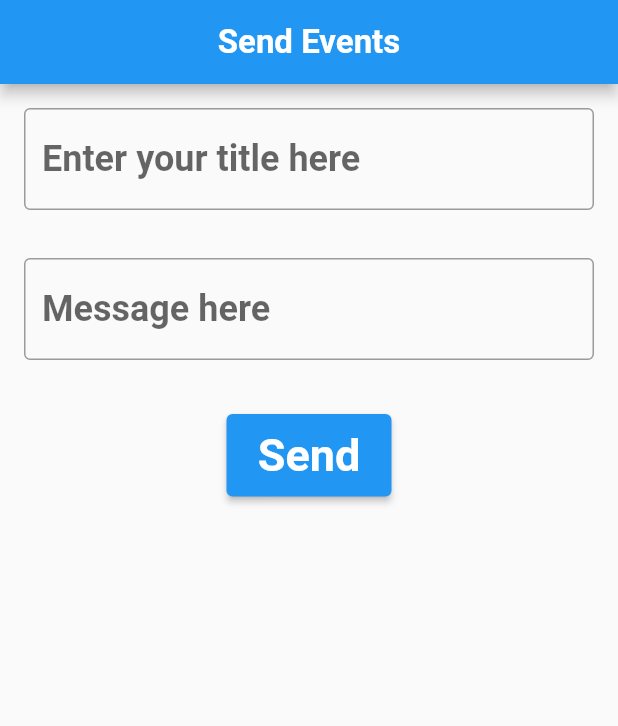
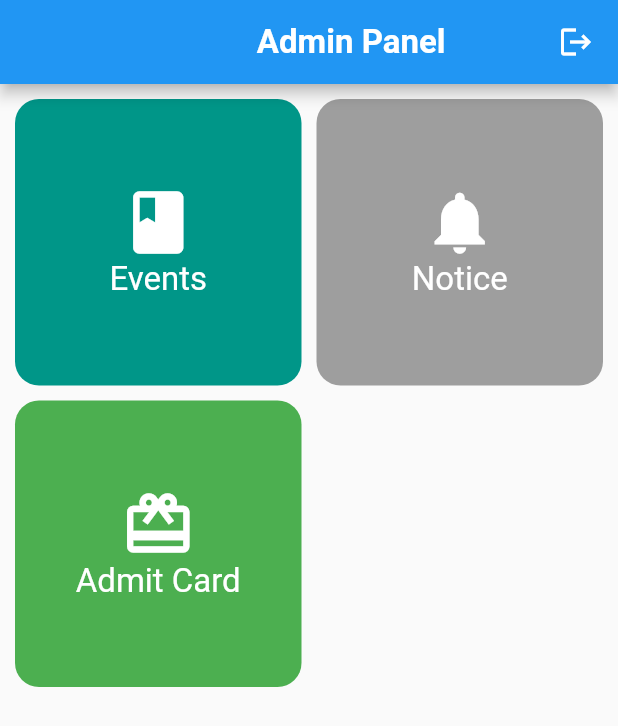
Before and after one commit to SaileshRokaya/ANS, a Flutter app: the screen it shows after launch, on a phone screen of 412 x 824 dp. Shown: the top 726 px of the screen. Run offline on Flutter 3.47's test engine with Material 2 defaults, Android fonts, the phone set to English and light mode, and no system bars; our stand-ins replace carousel_slider, cloud_firestore, firebase_auth, firebase_core, fluttertoast; accounts and stored records are empty.

Commit message:
new files in admin panel

```diff
--- /dev/null
+++ b/lib/admin/admin_grid.dart
@@ -0,0 +1,118 @@
+// ignore_for_file: prefer_const_constructors, prefer_const_literals_to_create_immutables
+
+import 'package:ans/admin/admin_events.dart';
+import 'package:ans/admin/admin_notice.dart';
+import 'package:ans/views/account.dart';
+import 'package:ans/views/attendance.dart';
+import 'package:ans/views/events.dart';
+import 'package:ans/views/myroutine.dart';
+import 'package:flutter/material.dart';
+import 'package:ans/views/mysubject.dart';
+
+class AdminGrid extends StatefulWidget {
+  const AdminGrid({Key? key}) : super(key: key);
+
+  @override
+  State<AdminGrid> createState() => _AdminGridState();
+}
+
+class _AdminGridState extends State<AdminGrid> {
+  @override
+  Widget build(BuildContext context) {
+    return GridView(
+      gridDelegate: SliverGridDelegateWithFixedCrossAxisCount(
+          crossAxisCount: 2, mainAxisSpacing: 10, crossAxisSpacing: 10),
+      children: [
+        // Events container
+        InkWell(
+          child: Container(
+            child: Column(
+              mainAxisAlignment: MainAxisAlignment.center,
+              // ignore: prefer_const_literals_to_create_immutables
+              children: [
+                Icon(
+                  Icons.book,
+                  size: 50,
+                  color: Colors.white,
+                ),
+                Text(
+                  "Events",
+                  style: TextStyle(fontSize: 22, color: Colors.white),
+                )
+              ],
+            ),
+            decoration: BoxDecoration(
+              borderRadius: BorderRadius.circular(16),
+              color: Colors.teal,
+            ),
+          ),
+
+          // Ontap function is here
+          onTap: () {
+            Navigator.push(context,
+                MaterialPageRoute(builder: (context) => AdminEventPage()));
+          },
+        ),
+
+        // Notice container
+        InkWell(
+          child: Container(
+            child: Column(
+              mainAxisAlignment: MainAxisAlignment.center,
+              // ignore: prefer_const_literals_to_create_immutables
+              children: [
+                Icon(
+                  Icons.notifications,
+                  size: 50,
+                  color: Colors.white,
+                ),
+                Text(
+                  "Notice",
+                  style: TextStyle(fontSize: 22, color: Colors.white),
+                )
+              ],
+            ),
+            decoration: BoxDecoration(
+              borderRadius: BorderRadius.circular(16),
+              color: Colors.grey,
+            ),
+          ),
+
+          // Ontap function is here
+          onTap: () {
+            Navigator.push(context,
+                MaterialPageRoute(builder: (context) => AdminNoticePage()));
+          },
+        ),
+
+        // Admit card container
+        InkWell(
+          child: Container(
+            child: Column(
+              mainAxisAlignment: MainAxisAlignment.center,
+              children: [
+                Icon(
+                  Icons.card_giftcard,
+                  size: 50,
+                  color: Colors.white,
+                ),
+                Text(
+                  "Admit Card",
+                  style: TextStyle(fontSize: 22, color: Colors.white),
+                ),
+              ],
+            ),
+            decoration: BoxDecoration(
+              borderRadius: BorderRadius.circular(16),
+              color: Colors.green,
+            ),
+          ),
+          onTap: () {
+            Navigator.push(context,
+                MaterialPageRoute(builder: (context) => SubjectPage()));
+          },
+        ),
+      ],
+    );
+  }
+}
--- a/lib/admin/admin_notice.dart
+++ b/lib/admin/admin_notice.dart
@@ -2,14 +2,14 @@ import 'package:ans/admin/admin_email.dart';
 import 'package:ans/admin/admin_events.dart';
 import 'package:flutter/material.dart';
 
-class NoticePage extends StatefulWidget {
-  const NoticePage({Key? key}) : super(key: key);
+class AdminNoticePage extends StatefulWidget {
+  const AdminNoticePage({Key? key}) : super(key: key);
 
   @override
-  _NoticePageState createState() => _NoticePageState();
+  _AdminNoticePageState createState() => _AdminNoticePageState();
 }
 
-class _NoticePageState extends State<NoticePage> {
+class _AdminNoticePageState extends State<AdminNoticePage> {
   @override
   Widget build(BuildContext context) {
     return Scaffold(
@@ -20,7 +20,6 @@ class _NoticePageState extends State<NoticePage> {
       body: Column(
         children: [
           // container for notice title
-
           Padding(
             padding: const EdgeInsets.all(16.0),
             child: TextFormField(
@@ -28,6 +27,22 @@ class _NoticePageState extends State<NoticePage> {
               decoration: const InputDecoration(
                 border: OutlineInputBorder(),
                 hintText: "Enter your title here",
+                //labelText: "Email",
+              ),
+            ),
+          ),
+
+          // Message content is here
+          Padding(
+            padding: const EdgeInsets.all(16.0),
+            child: TextFormField(
+              keyboardType: TextInputType.multiline,
+              minLines: 1, //Normal textInputField will be displayed
+              maxLines: 5, // when user presses enter it will adapt to it
+              style: const TextStyle(fontSize: 24, fontWeight: FontWeight.bold),
+              decoration: const InputDecoration(
+                border: OutlineInputBorder(),
+                hintText: "Message here",
                 //labelText: "Email",
               ),
             ),
--- /dev/null
+++ b/lib/admin/admin_panel.dart
@@ -0,0 +1,50 @@
+// ignore_for_file: prefer_const_constructors
+
+import 'package:ans/admin/admin_grid.dart';
+import 'package:flutter/material.dart';
+
+class AdminHomePage extends StatefulWidget {
+  const AdminHomePage({Key? key}) : super(key: key);
+
+  @override
+  _AdminHomePageState createState() => _AdminHomePageState();
+}
+
+class _AdminHomePageState extends State<AdminHomePage> {
+  @override
+  Widget build(BuildContext context) {
+    return Scaffold(
+      appBar: AppBar(
+        centerTitle: true,
+        title: Row(
+          mainAxisAlignment: MainAxisAlignment.end,
+          children: [
+            //MenuBarPage(),
+            Padding(
+              padding: const EdgeInsets.only(right: 75),
+              child: Text("Admin Panel",
+                  style: TextStyle(fontSize: 22, fontWeight: FontWeight.bold)),
+            ),
+            InkWell(
+              child: Icon(Icons.logout),
+              onTap: () {
+                Navigator.push(context,
+                    MaterialPageRoute(builder: (context) => AdminHomePage()));
+                print("Log out successfully");
+              },
+            ),
+          ],
+        ),
+      ),
+
+      // Body part of the admin panel here
+      body: Container(
+        child: Padding(
+            padding: const EdgeInsets.all(10.0),
+
+            // Call admin grid method to show grid view of the admin page
+            child: AdminGrid()),
+      ),
+    );
+  }
+}
--- a/lib/main.dart
+++ b/lib/main.dart
@@ -1,5 +1,6 @@
 import 'package:ans/admin/admin_events.dart';
 import 'package:ans/admin/admin_notice.dart';
+import 'package:ans/admin/admin_panel.dart';
 import 'package:ans/views/account.dart';
 import 'package:ans/views/caraousel.dart';
 import 'package:ans/views/home_grid.dart';
@@ -31,7 +32,7 @@ class MyApp extends StatelessWidget {
       theme: ThemeData(
         primarySwatch: Colors.blue,
       ),
-      home: AdminEventPage(),
+      home: AdminHomePage(),
     );
   }
 }
--- a/lib/views/home_page.dart
+++ b/lib/views/home_page.dart
@@ -1,3 +1,5 @@
+// ignore_for_file: prefer_const_constructors
+
 import 'package:ans/views/menu_bar.dart';
 import 'package:ans/views/my_profile.dart';
 import 'package:flutter/material.dart';
@@ -39,8 +41,6 @@ class _HomePageState extends State<HomePage> {
               child: CircleAvatar(
                 backgroundImage: NetworkImage(""),
                 radius: 25.0,
-                // backgroundImage:
-                //     NetworkImage("${snapshot.data.hitsList[index].previewUrl}"),
                 backgroundColor: Colors.cyanAccent,
               ),
               onTap: () {
@@ -63,6 +63,7 @@ class _HomePageState extends State<HomePage> {
         currentIndex: _selectedIndex,
         onTap: _onItemTapped,
         selectedItemColor: Colors.green,
+        // ignore: prefer_const_literals_to_create_immutables
         items: [
           BottomNavigationBarItem(
             icon: Icon(Icons.home),
```
